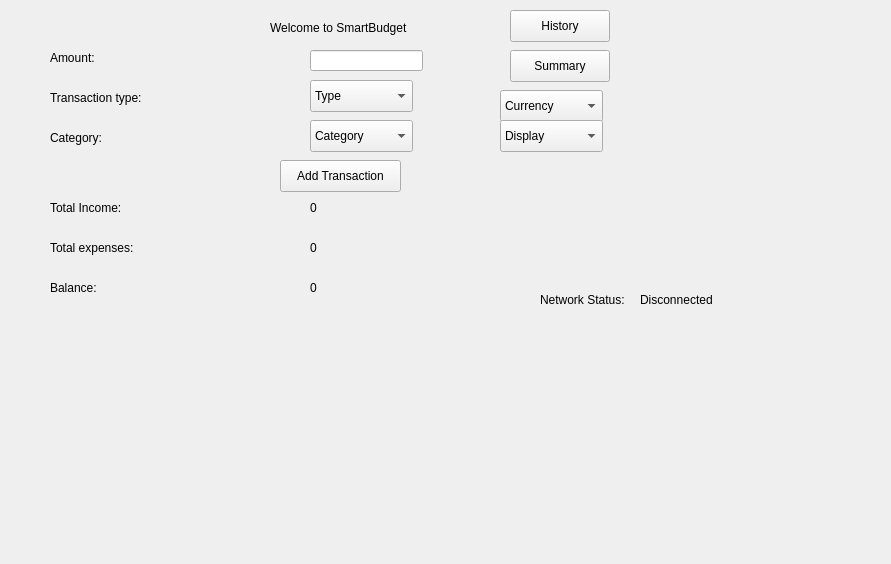
First picture: the form in addtransaction.ui, repository mostafaaminn/smartbudget, before the edit.
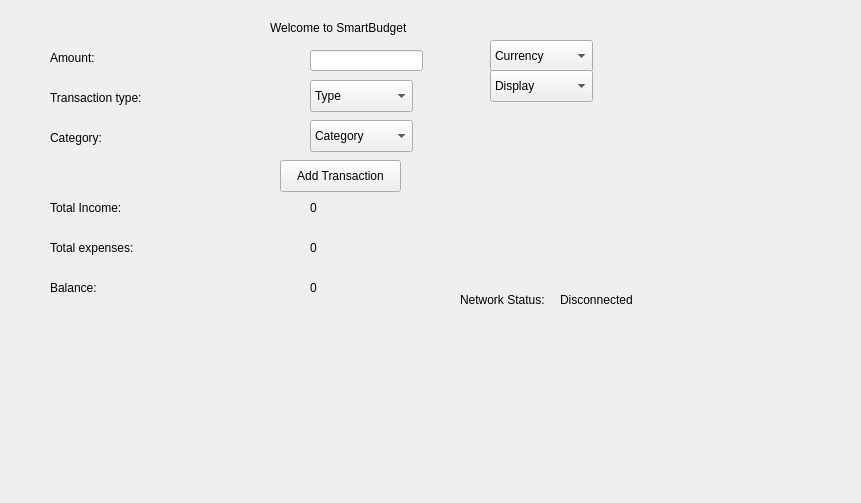
Second picture: the form after the edit.

Commit message: Remove back buttons from history/statistics and remove history/summary buttons from transactions window

Patch:
```diff
--- a/addtransaction.ui
+++ b/addtransaction.ui
@@ -6,8 +6,8 @@
    <rect>
     <x>0</x>
     <y>0</y>
-    <width>891</width>
-    <height>564</height>
+    <width>861</width>
+    <height>503</height>
    </rect>
   </property>
   <property name="windowTitle">
@@ -26,32 +26,6 @@
     <string>Welcome to SmartBudget</string>
    </property>
   </widget>
-  <widget class="QPushButton" name="historyButton">
-   <property name="geometry">
-    <rect>
-     <x>510</x>
-     <y>10</y>
-     <width>100</width>
-     <height>32</height>
-    </rect>
-   </property>
-   <property name="text">
-    <string>History</string>
-   </property>
-  </widget>
-  <widget class="QPushButton" name="Summary">
-   <property name="geometry">
-    <rect>
-     <x>510</x>
-     <y>50</y>
-     <width>100</width>
-     <height>32</height>
-    </rect>
-   </property>
-   <property name="text">
-    <string>Summary</string>
-   </property>
-  </widget>
   <widget class="QLabel" name="label">
    <property name="geometry">
     <rect>
@@ -280,7 +254,7 @@
   <widget class="QLabel" name="networkLabel">
    <property name="geometry">
     <rect>
-     <x>540</x>
+     <x>460</x>
      <y>290</y>
      <width>101</width>
      <height>20</height>
@@ -293,7 +267,7 @@
   <widget class="QLabel" name="networkStatusLabel">
    <property name="geometry">
     <rect>
-     <x>640</x>
+     <x>560</x>
      <y>290</y>
      <width>101</width>
      <height>20</height>
@@ -306,8 +280,8 @@
   <widget class="QComboBox" name="comboCurrency">
    <property name="geometry">
     <rect>
-     <x>500</x>
-     <y>90</y>
+     <x>490</x>
+     <y>40</y>
      <width>103</width>
      <height>32</height>
     </rect>
@@ -331,8 +305,8 @@
   <widget class="QComboBox" name="comboDisplayCurrency">
    <property name="geometry">
     <rect>
-     <x>500</x>
-     <y>120</y>
+     <x>490</x>
+     <y>70</y>
      <width>103</width>
      <height>32</height>
     </rect>
```
The commit also changes 9 other files.
